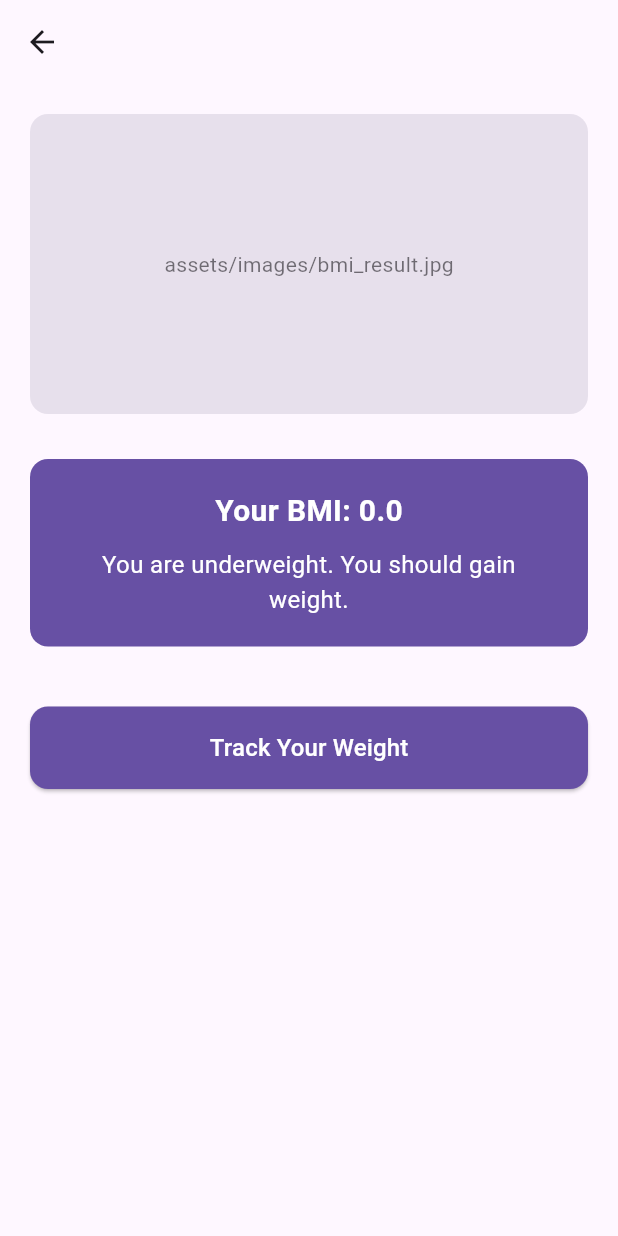
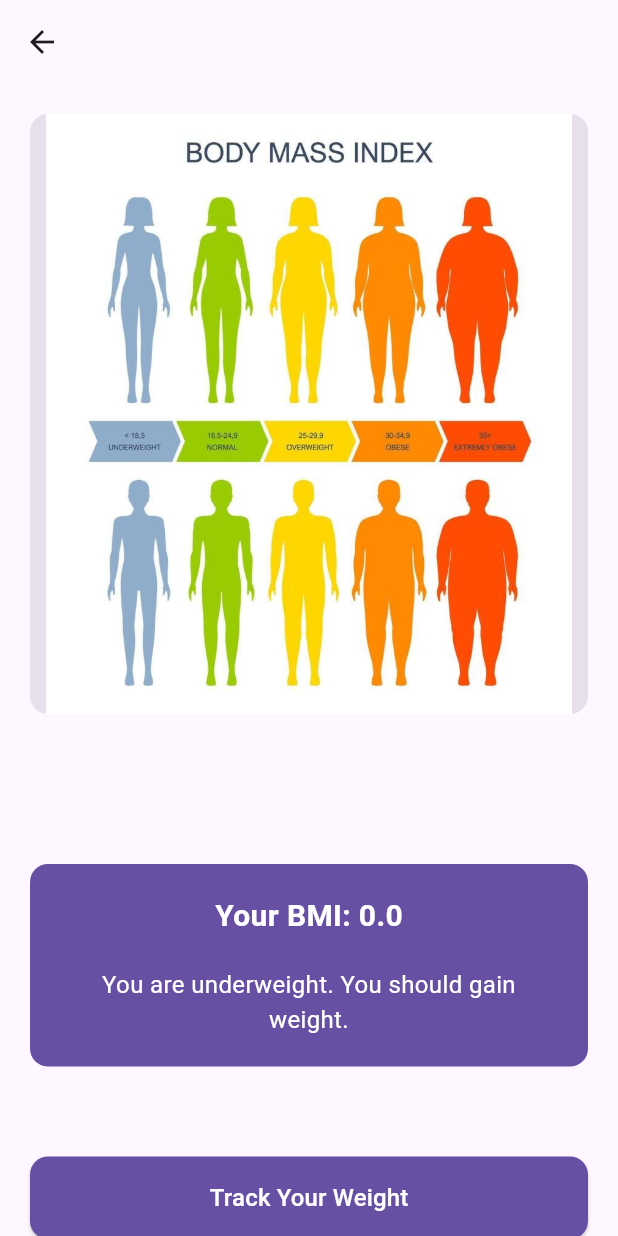
Before and after one commit to Elifsudeozmen/se380gymprojectt, a Flutter app: the BMIResultPage screen opened directly with empty values, on a phone screen of 412 x 824 dp. Run offline on Flutter 3.47's test engine with Material 3 defaults, Android fonts, the phone set to English and light mode, and no system bars; our stand-ins replace cloud_firestore, firebase_auth, firebase_core, lottie; accounts and stored records are empty.

Commit message:
handling missing parts

```diff
--- a/lib/_lib/features/bmi_result_page/presentation/bmi_result_page.dart
+++ b/lib/_lib/features/bmi_result_page/presentation/bmi_result_page.dart
@@ -42,20 +42,17 @@ class BMIResultPage extends StatelessWidget {
             children: [
               // IMAGE PLACEHOLDER
               Container(
-                height: 200,
+                height: 400,
                 width: double.infinity,
                 decoration: BoxDecoration(
                   color: theme.colorScheme.surfaceVariant,
                   borderRadius: BorderRadius.circular(12),
                 ),
                 alignment: Alignment.center,
-                child: Text(
-                  "assets/images/bmi_result.jpg",
-                  style: TextStyle(color: onBg.withOpacity(0.6)),
-                ),
+                child: Image.asset("assets/images/bodymassindex.jpg"),
               ),
 
-              const SizedBox(height: 30),
+              const SizedBox(height: 100),
 
               // BMI RESULT CARD
               Container(
@@ -79,7 +76,7 @@ class BMIResultPage extends StatelessWidget {
                         fontWeight: FontWeight.bold,
                       ),
                     ),
-                    const SizedBox(height: 10),
+                    const SizedBox(height: 20),
                     Text(
                       message,
                       textAlign: TextAlign.center,
@@ -94,7 +91,7 @@ class BMIResultPage extends StatelessWidget {
                 ),
               ),
 
-              const SizedBox(height: 40),
+              const SizedBox(height: 60),
 
               // TRACK BUTTON
               SizedBox(
--- a/lib/_lib/features/registration_page/presentation/registration_page.dart
+++ b/lib/_lib/features/registration_page/presentation/registration_page.dart
@@ -60,7 +60,11 @@ class _RegistrationPageState extends State<RegistrationPage> {
               ),
               child: const Text(
                 'Calculate Your Body Mass Index',
-                style: TextStyle(fontSize: 16, fontWeight: FontWeight.bold),
+                style: TextStyle(
+                  fontSize: 16,
+                  color: Colors.black,
+                  fontWeight: FontWeight.bold,
+                ),
               ),
             ),
           ),
--- a/lib/_lib/features/registration_page/presentation/widgets/week_view.dart
+++ b/lib/_lib/features/registration_page/presentation/widgets/week_view.dart
@@ -26,7 +26,7 @@ class WeekView extends StatelessWidget {
               width: double.infinity,
               padding: const EdgeInsets.symmetric(vertical: 12, horizontal: 16),
               decoration: BoxDecoration(
-                color: const Color(0xFFF5F5DC), // 🎨 BEJ
+                color: const Color(0x00f6f2ec), // 🎨 BEJ
                 borderRadius: BorderRadius.circular(12),
               ),
               child: Text(
```
Also changed, not shown: lib/_lib/features/profile_page/presentation/profile_page.dart (+2 -9 lines).
